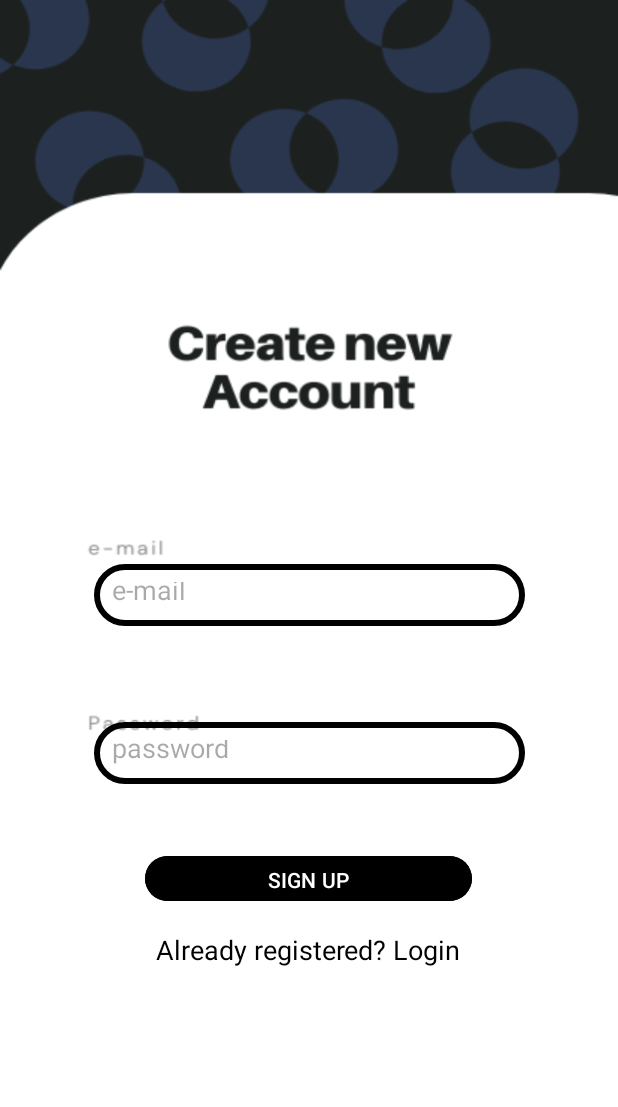
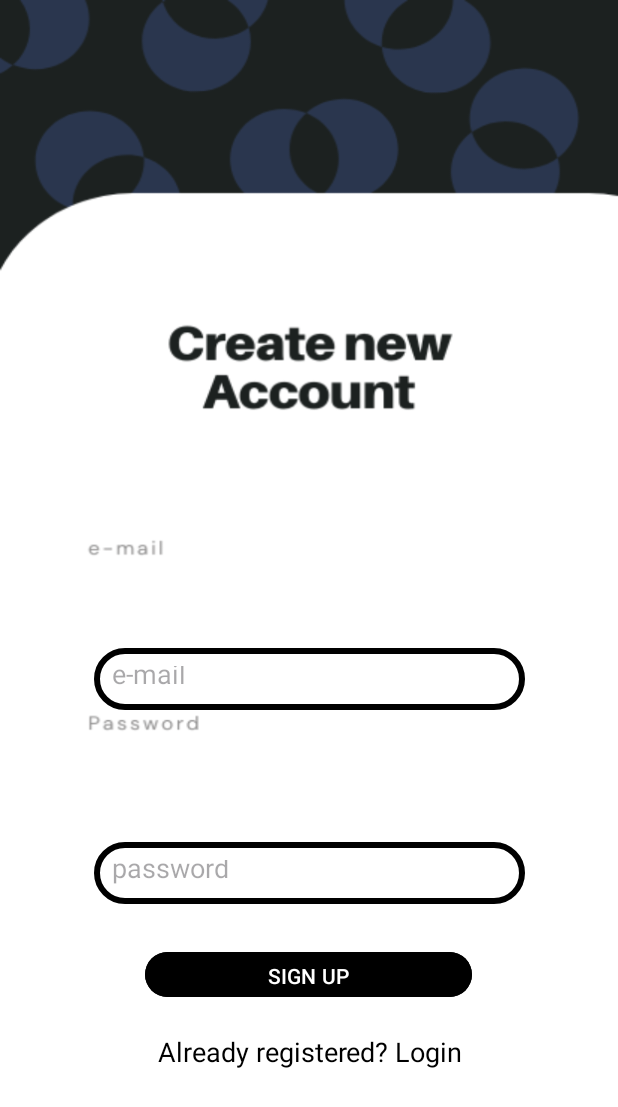
Before and after one commit to Onurcan-Aktas/FirebaseLogin, an Android app: the screen it shows after launch (SignUpActivity), after a tap on "Not yet registered? SignUp", on a phone screen of 412 x 824 dp. Shown: the top 1107 px of the screen. Run offline under Robolectric (Android 15) with nearby library versions, the phone set to English and light mode, and no system bars; our stand-ins replace Firebase (no records; nobody signed in at launch, a user with empty details on screens opened directly).

Commit message:
The MainActivity has been updated, and errors have been fixed.

```diff
--- a/app/src/main/java/com/example/firebaselogin/LoginActivity.kt
+++ b/app/src/main/java/com/example/firebaselogin/LoginActivity.kt
@@ -3,51 +3,51 @@ package com.example.firebaselogin
 import android.content.Intent
 import android.os.Bundle
 import android.widget.Toast
-import androidx.activity.enableEdgeToEdge
 import androidx.appcompat.app.AppCompatActivity
-import androidx.core.view.ViewCompat
-import androidx.core.view.WindowInsetsCompat
 import com.example.firebaselogin.databinding.ActivityLoginBinding
-import com.example.firebaselogin.databinding.ActivitySignUpBinding
 import com.google.firebase.auth.FirebaseAuth
 
 class LoginActivity : AppCompatActivity() {
-    private lateinit var binding:ActivityLoginBinding
-    private lateinit var firebaseAuth:FirebaseAuth
+    private lateinit var binding: ActivityLoginBinding
+    private lateinit var firebaseAuth: FirebaseAuth
 
     override fun onCreate(savedInstanceState: Bundle?) {
         super.onCreate(savedInstanceState)
-        binding=ActivityLoginBinding.inflate(layoutInflater)
+        binding = ActivityLoginBinding.inflate(layoutInflater)
         setContentView(binding.root)
 
-        firebaseAuth=FirebaseAuth.getInstance()
+        firebaseAuth = FirebaseAuth.getInstance()
 
-        val email=binding.loginEmail.text.toString()
-        val password=binding.loginPassword.text.toString()
+        // Login butonuna basılınca giriş yap
+        binding.loginButton.setOnClickListener {
+            val email = binding.loginEmail.text.toString().trim()
+            val password = binding.loginPassword.text.toString().trim()
 
-        if (email.isNotEmpty()&&password.isNotEmpty()){
-            firebaseAuth.createUserWithEmailAndPassword(email,password).addOnCompleteListener(this){ task->
-                if(task.isSuccessful){
-                    Toast.makeText(this,"Login Succesful",Toast.LENGTH_LONG).show()
-                    val intent=Intent(this,MainActivity::class.java)
-                    startActivity(intent)
-                    finish()
-                }else{
-                    Toast.makeText(this,"Login Failed!",Toast.LENGTH_LONG).show()
-                }
+            if (email.isNotEmpty() && password.isNotEmpty()) {
+                firebaseAuth.signInWithEmailAndPassword(email, password)
+                    .addOnCompleteListener(this) { task ->
+                        if (task.isSuccessful) {
+                            Toast.makeText(this, "Login Successful", Toast.LENGTH_LONG).show()
 
-
+                            // Kullanıcı bilgilerini MainActivity'ye gönder
+                            val intent = Intent(this, MainActivity::class.java)
+                            intent.putExtra("USER_EMAIL", email)
+                            startActivity(intent)
+                            finish()
+                        } else {
+                            Toast.makeText(this, "Login Failed!", Toast.LENGTH_LONG).show()
+                        }
+                    }
+            } else {
+                Toast.makeText(this, "Please enter Email and Password", Toast.LENGTH_LONG).show()
             }
-        }else{
-            Toast.makeText(this,"Please enter Email and Password",Toast.LENGTH_LONG).show()
         }
 
-        binding.signuptext.setOnClickListener{
-            val intent1=Intent(this,SignUpActivity::class.java)
-            startActivity(intent1)
+        // Signup ekranına gitme işlemi
+        binding.signuptext.setOnClickListener {
+            val intent = Intent(this, SignUpActivity::class.java)
+            startActivity(intent)
             finish()
         }
-
-     }
-
+    }
 }
--- a/app/src/main/res/layout/activity_sign_up.xml
+++ b/app/src/main/res/layout/activity_sign_up.xml
@@ -14,7 +14,7 @@
         android:id="@+id/signupEmail"
         android:layout_width="287dp"
         android:layout_height="41dp"
-        android:layout_marginTop="360dp"
+        android:layout_marginTop="416dp"
         android:background="@drawable/edittext_border"
         android:hint="e-mail"
         android:inputType="textEmailAddress"
@@ -23,11 +23,38 @@
         app:layout_constraintStart_toStartOf="parent"
         app:layout_constraintTop_toTopOf="parent" />
 
+    <Button
+        android:id="@+id/signupButton"
+        android:layout_width="218dp"
+        android:layout_height="38dp"
+        android:layout_marginTop="28dp"
+
+        android:backgroundTint="@color/black"
+        android:text="SIGN UP"
+        app:layout_constraintEnd_toEndOf="parent"
+        app:layout_constraintHorizontal_bias="0.496"
+        app:layout_constraintStart_toStartOf="parent"
+        app:layout_constraintTop_toBottomOf="@+id/signupPassword" />
+
+    <TextView
+        android:id="@+id/logintext"
+        android:layout_width="328dp"
+        android:layout_height="25dp"
+        android:layout_marginTop="20dp"
+        android:gravity="center"
+        android:text="Already registered? Login"
+        android:textColor="@color/black"
+        android:textSize="18sp"
+        app:layout_constraintEnd_toEndOf="parent"
+        app:layout_constraintHorizontal_bias="0.509"
+        app:layout_constraintStart_toStartOf="parent"
+        app:layout_constraintTop_toBottomOf="@+id/signupButton" />
+
     <EditText
         android:id="@+id/signupPassword"
         android:layout_width="287dp"
         android:layout_height="41dp"
-        android:layout_marginTop="64dp"
+        android:layout_marginTop="88dp"
         android:background="@drawable/edittext_border"
         android:hint="password"
         android:inputType="textPassword"
@@ -36,30 +63,4 @@
         app:layout_constraintStart_toStartOf="parent"
         app:layout_constraintTop_toBottomOf="@+id/signupEmail" />
 
-    <Button
-        android:id="@+id/signupButton"
-        android:layout_width="218dp"
-        android:layout_height="38dp"
-        android:layout_marginTop="44dp"
-
-        android:backgroundTint="@color/black"
-        android:text="SIGN UP"
-        app:layout_constraintEnd_toEndOf="parent"
-        app:layout_constraintHorizontal_bias="0.497"
-        app:layout_constraintStart_toStartOf="parent"
-        app:layout_constraintTop_toBottomOf="@+id/signupPassword" />
-
-    <TextView
-        android:id="@+id/logintext"
-        android:layout_width="328dp"
-        android:layout_height="25dp"
-        android:layout_marginTop="16dp"
-        android:gravity="center"
-        android:text="Already registered? Login"
-        android:textColor="@color/black"
-        android:textSize="18sp"
-        app:layout_constraintEnd_toEndOf="parent"
-        app:layout_constraintHorizontal_bias="0.493"
-        app:layout_constraintStart_toStartOf="parent"
-        app:layout_constraintTop_toBottomOf="@+id/signupButton" />
 </androidx.constraintlayout.widget.ConstraintLayout>
--- a/gradle/libs.versions.toml
+++ b/gradle/libs.versions.toml
@@ -1,6 +1,6 @@
 [versions]
-agp = "8.6.0"
-kotlin = "1.9.0"
+agp = "8.8.1"
+kotlin = "2.0.21"
 coreKtx = "1.15.0"
 junit = "4.13.2"
 junitVersion = "1.2.1"
```
Also changed, not shown: app/src/main/java/com/example/firebaselogin/MainActivity.kt (+10 -9 lines), app/src/main/res/layout/activity_login.xml (+22 -20 lines), app/src/main/res/layout/activity_main.xml (+9 -7 lines), app/src/main/res/drawable/headerbkg.png (added), gradle/wrapper/gradle-wrapper.properties.
